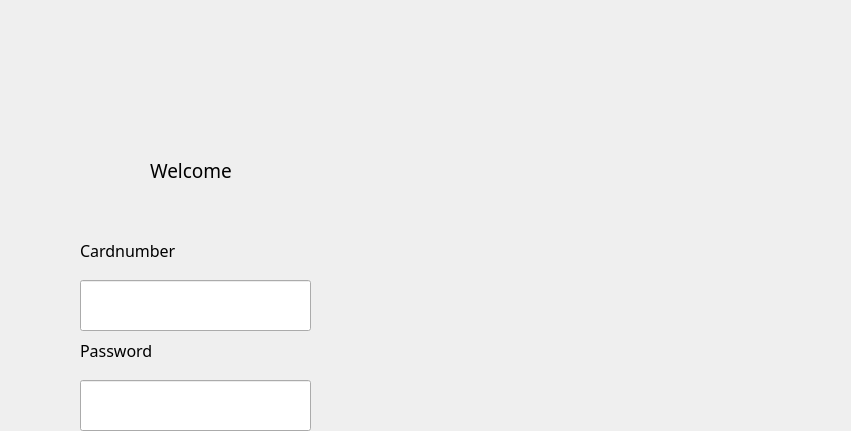
Qt form frontend/mainwindow.ui (t1rate01/ATM_groupproject) before a commit; both pictures show x 240 to 1091 and y 0 to 431 of the 1280 by 720 pixel window.
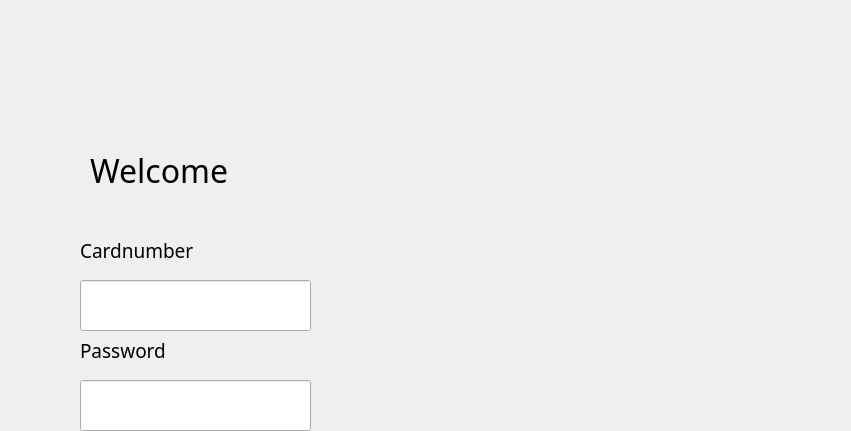
The same form after that commit.

```diff
--- a/frontend/mainwindow.ui
+++ b/frontend/mainwindow.ui
@@ -47,7 +47,7 @@
     <property name="font">
      <font>
       <family>Century Gothic</family>
-      <pointsize>12</pointsize>
+      <pointsize>14</pointsize>
      </font>
     </property>
     <property name="text">
@@ -66,7 +66,7 @@
     <property name="font">
      <font>
       <family>Century Gothic</family>
-      <pointsize>12</pointsize>
+      <pointsize>14</pointsize>
      </font>
     </property>
     <property name="text">
@@ -141,16 +141,16 @@
    <widget class="QLabel" name="label_greeting">
     <property name="geometry">
      <rect>
-      <x>390</x>
+      <x>330</x>
       <y>130</y>
-      <width>471</width>
+      <width>681</width>
       <height>81</height>
      </rect>
     </property>
     <property name="font">
      <font>
       <family>Century Gothic</family>
-      <pointsize>14</pointsize>
+      <pointsize>24</pointsize>
      </font>
     </property>
     <property name="text">
```
